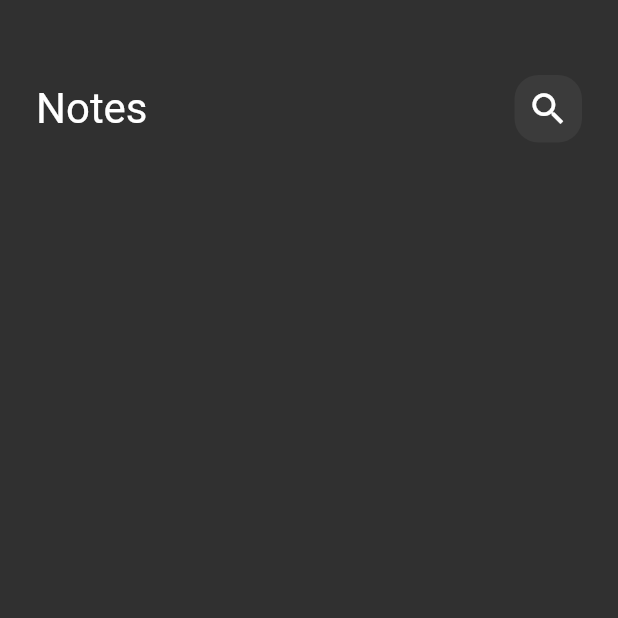
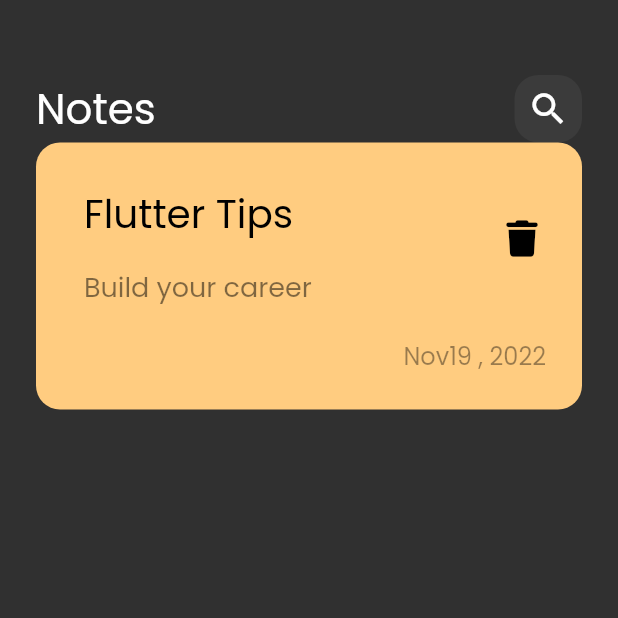
Before and after one commit to MostafaMohamed86/notes_app, a Flutter app: the screen it shows after launch, on a phone screen of 412 x 824 dp, the top half of it. Run offline on Flutter 3.47's test engine with Material 2 defaults, Android fonts, the phone set to English and light mode, and no system bars; our stand-ins replace font_awesome_flutter.

Commit message:
create custom note item

```diff
--- a/lib/main.dart
+++ b/lib/main.dart
@@ -12,7 +12,8 @@ class NotesApp extends StatelessWidget {
   Widget build(BuildContext context) {
     return MaterialApp(
       theme: ThemeData(
-        brightness: Brightness.dark
+        brightness: Brightness.dark,
+        fontFamily: 'Poppins'
       ),
       home: const NotesView(),
     );
--- /dev/null
+++ b/lib/views/widgets/custom_note_item.dart
@@ -0,0 +1,58 @@
+import 'package:flutter/material.dart';
+import 'package:font_awesome_flutter/font_awesome_flutter.dart';
+
+class NoteItem extends StatelessWidget {
+  const NoteItem({super.key});
+
+  @override
+  Widget build(BuildContext context) {
+    return Container(
+      padding: const EdgeInsets.only(top: 24, bottom: 24, left: 16),
+      decoration: BoxDecoration(
+          color: const Color(0xffFFCC80),
+          borderRadius: BorderRadius.circular(16)),
+      child: Column(
+        crossAxisAlignment: CrossAxisAlignment.end,
+        children: [
+          ListTile(
+            title: const Text(
+              'Flutter Tips',
+              style: TextStyle(
+                color: Colors.black,
+                fontSize: 26
+                ),
+            ),
+            subtitle: Padding(
+              padding: const EdgeInsets.only(top: 16, bottom: 16),
+              child: Text(
+                'Build your career',
+                style: TextStyle(
+                  color: Colors.black.withOpacity(.5),
+                  fontSize: 18
+                  ),
+              ),
+            ),
+            trailing: IconButton(
+              onPressed: () {},
+              icon: Icon(
+                FontAwesomeIcons.trash,
+                color: Colors.black,
+                size: 24,
+              ),
+            ),
+          ),
+          Padding(
+            padding: const EdgeInsets.only(right: 24),
+            child: Text(
+              'Nov19 , 2022',
+              style: TextStyle(
+                color: Colors.black.withOpacity(.4),
+                fontSize: 16
+                ),
+            ),
+          )
+        ],
+      ),
+    );
+  }
+}
--- a/lib/views/widgets/notes_view_body.dart
+++ b/lib/views/widgets/notes_view_body.dart
@@ -1,5 +1,7 @@
 import 'package:flutter/material.dart';
+import 'package:font_awesome_flutter/font_awesome_flutter.dart';
 import 'package:notes_app/views/widgets/custom_app_bar.dart';
+import 'package:notes_app/views/widgets/custom_note_item.dart';
 
 class NotesViewBody extends StatelessWidget {
   const NotesViewBody({super.key});
@@ -13,7 +15,8 @@ class NotesViewBody extends StatelessWidget {
           SizedBox(
             height: 50,
           ),
-          CustomAppBar()
+          CustomAppBar(),
+          NoteItem()
         ],
       ),
     );
```
Also changed, not shown: pubspec.yaml (+7 -12 lines), assets/fonts/Poppins-Regular.ttf (added), pubspec.lock.
